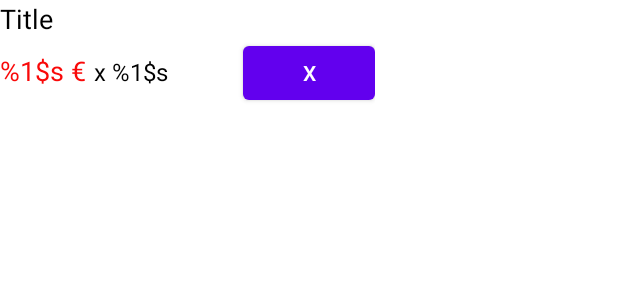
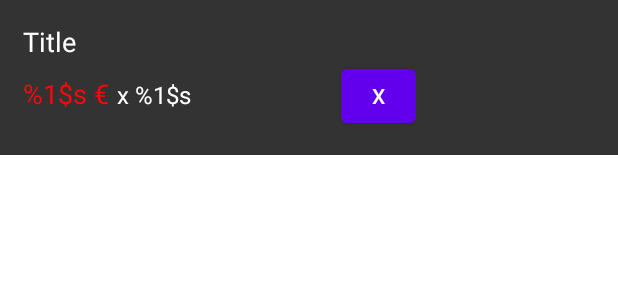
Before and after one commit to bigfootledur/LibrairieHenriPotier, an Android app: the layout book_panier_adapter.xml on its own in the app's theme, with its tools: preview values and no code run, on a phone screen of 412 x 824 dp. Shown: the top 300 px of the screen. Run offline under Robolectric (Android 15) with nearby library versions, the phone set to English and light mode, and no system bars; network calls fail.

Commit message:
Reworked css for panier

```diff
--- a/app/src/main/res/layout/activity_panier.xml
+++ b/app/src/main/res/layout/activity_panier.xml
@@ -28,7 +28,9 @@
         app:layout_constraintBottom_toTopOf="@+id/linearLayout"
         app:layout_constraintEnd_toEndOf="parent"
         app:layout_constraintStart_toStartOf="parent"
-        app:layout_constraintTop_toBottomOf="@id/panier_titre">
+        app:layout_constraintTop_toBottomOf="@id/panier_titre"
+        style="@style/Panier.Card"
+        >
     <androidx.recyclerview.widget.RecyclerView
         android:id="@+id/recycler_panier_list_books"
         android:layout_width="match_parent"
--- a/app/src/main/res/layout/book_panier_adapter.xml
+++ b/app/src/main/res/layout/book_panier_adapter.xml
@@ -5,6 +5,8 @@
     android:layout_height="wrap_content"
     android:layout_marginBottom="20sp"
     android:orientation="vertical"
+    android:background="@color/dark_grey"
+    android:padding="15sp"
     >
     <TextView
         android:id="@+id/panier_book_title"
@@ -12,7 +14,7 @@
         android:layout_height="wrap_content"
         android:layout_marginEnd="5sp"
         android:textSize="18sp"
-        android:textColor="@color/black"
+        android:textColor="@color/white"
         android:text="@string/book_title_item"
         />
     <LinearLayout
@@ -36,14 +38,14 @@
             android:layout_width="wrap_content"
             android:layout_height="wrap_content"
             android:textSize="16sp"
-            android:textColor="@color/black"
+            android:textColor="@color/white"
             android:text="@string/quantity_book"
             />
         <Button
             android:id="@+id/delete_button"
-            android:layout_width="wrap_content"
+            android:layout_width="50sp"
             android:layout_height="wrap_content"
-            android:layout_marginStart="50sp"
+            android:layout_marginStart="100sp"
             android:text="@string/bouton_supprimer"
             >
 
```
Also changed, not shown: app/src/main/res/values/styles.xml (+4 -5 lines).
